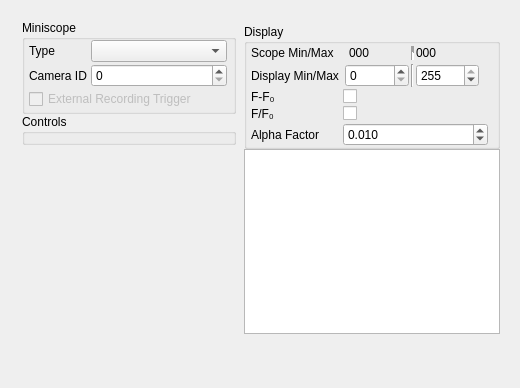
The window that src/modules/miniscope/miniscopesettingsdialog.ui (syntalos/syntalos) describes before a commit, drawn with Qt 5.
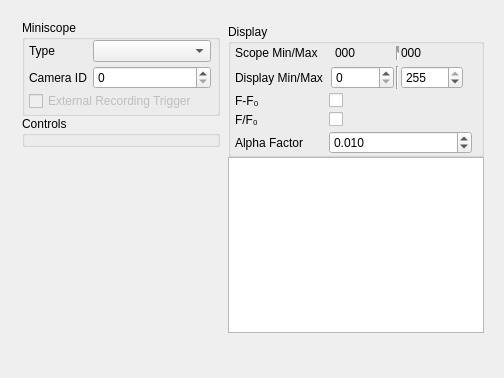
The same window after the commit.

Commit message: Fix a bunch of minor module settings UI quirks

The edit to the form file:
```diff
--- a/src/modules/miniscope/miniscopesettingsdialog.ui
+++ b/src/modules/miniscope/miniscopesettingsdialog.ui
@@ -6,8 +6,8 @@
    <rect>
     <x>0</x>
     <y>0</y>
-    <width>520</width>
-    <height>388</height>
+    <width>504</width>
+    <height>378</height>
    </rect>
   </property>
   <property name="windowTitle">
@@ -59,10 +59,10 @@
             <item>
              <layout class="QFormLayout" name="formLayout">
               <property name="horizontalSpacing">
-               <number>4</number>
+               <number>6</number>
               </property>
               <property name="verticalSpacing">
-               <number>2</number>
+               <number>4</number>
               </property>
               <item row="1" column="0">
                <widget class="QLabel" name="lblCamId">
@@ -182,10 +182,10 @@
             <item>
              <layout class="QFormLayout" name="formLayout_3">
               <property name="horizontalSpacing">
-               <number>4</number>
+               <number>6</number>
               </property>
               <property name="verticalSpacing">
-               <number>2</number>
+               <number>4</number>
               </property>
               <item row="0" column="0">
                <widget class="QLabel" name="scopeMinMaxLabel">
```
The commit also changes 6 other files.
